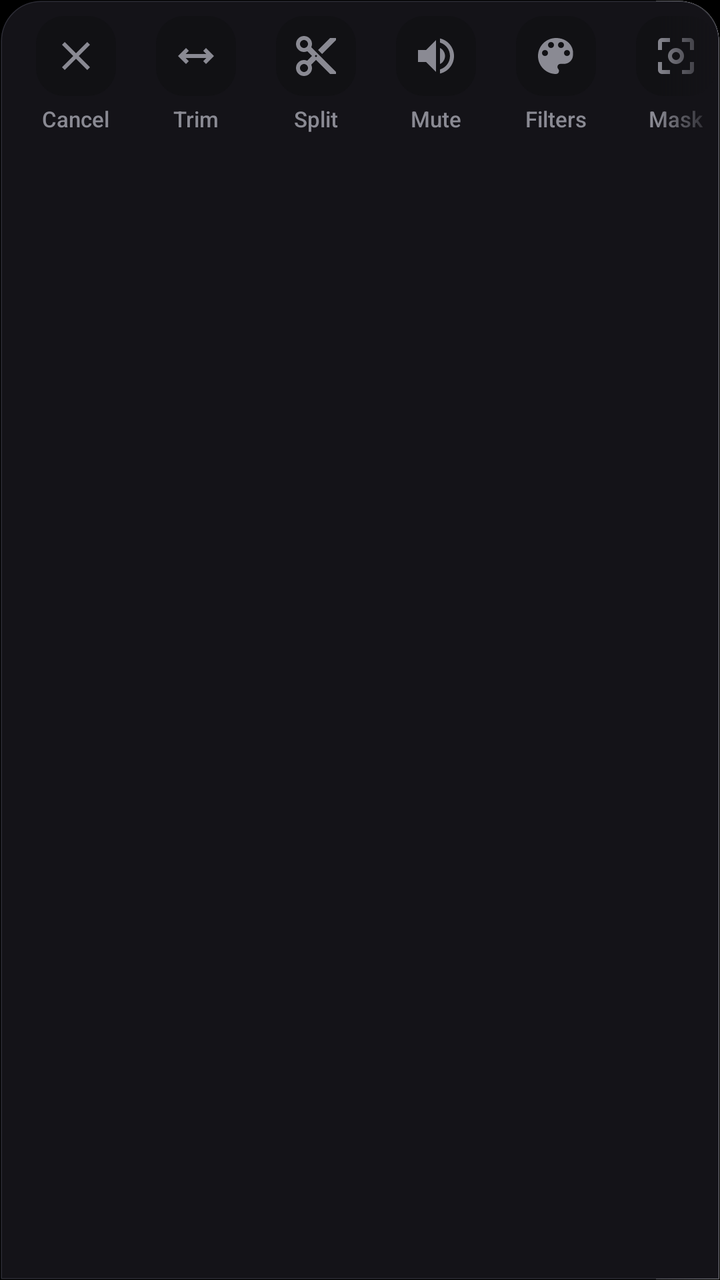
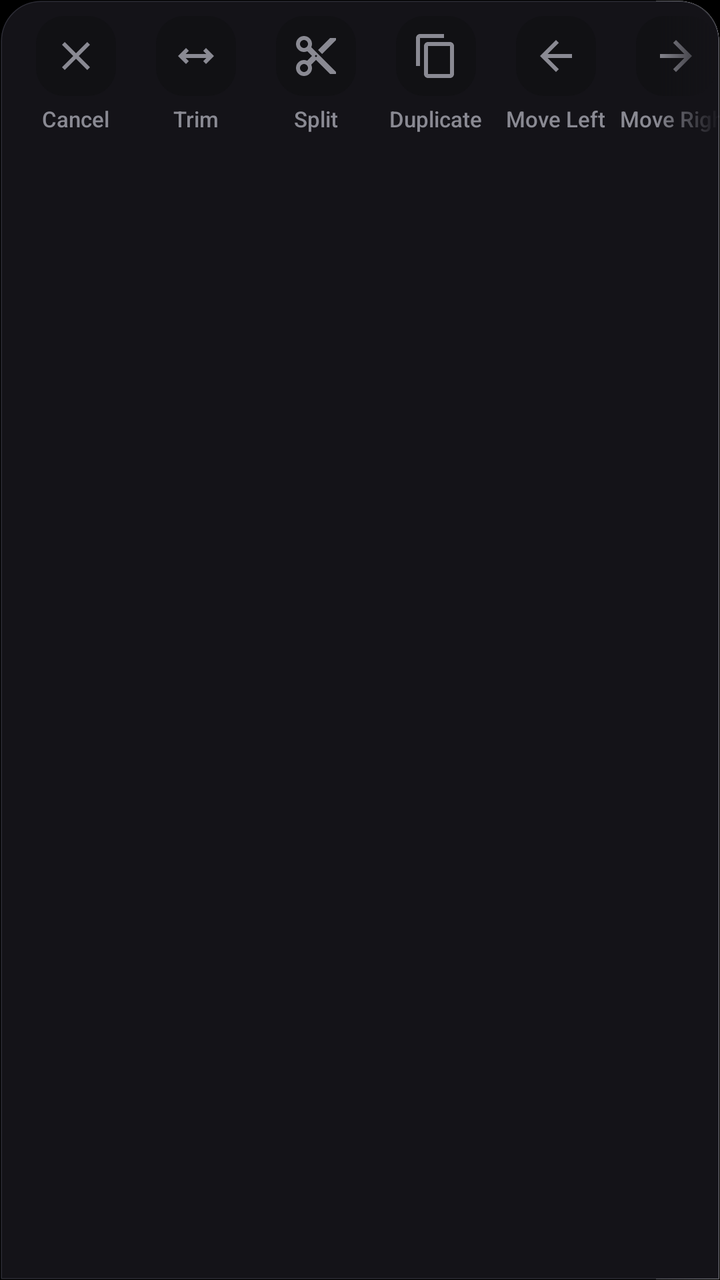

Screens rendered from an Android XML layout before and after an edit, with the pre-edit source and the edit as a unified diff.
<!-- AndroidManifest.xml: application theme AppTheme -->
<!-- res/layout/video_editing_toolbar.xml -->
<?xml version="1.0" encoding="utf-8"?>
<HorizontalScrollView xmlns:android="http://schemas.android.com/apk/res/android"
    xmlns:app="http://schemas.android.com/apk/res-auto"
    android:layout_width="match_parent"
    android:layout_height="wrap_content"
    android:layout_marginTop="6dp"
    android:scrollbars="none"
    android:background="@drawable/bg_bottom_nav_docked"
    android:elevation="12dp"
    android:clipToOutline="true"
    android:requiresFadingEdge="horizontal"
    android:fadingEdgeLength="32dp"
    android:fillViewport="true">

    <LinearLayout
        android:layout_width="wrap_content"
        android:layout_height="wrap_content"
        android:orientation="horizontal"
        android:gravity="center_vertical"
        android:paddingVertical="8dp"
        android:paddingHorizontal="8dp">

        
        <LinearLayout
            android:layout_width="60dp"
            android:layout_height="wrap_content"
            android:orientation="vertical"
            android:gravity="center">
            <ImageButton
                android:id="@+id/btnVideoCancel"
                android:layout_width="40dp"
                android:layout_height="40dp"
                android:background="@drawable/tool_button_inactive"
                android:src="@drawable/ic_close_24"
                android:padding="8dp"
                android:scaleType="fitCenter"
                app:tint="@color/toolTextInactive" />
            <TextView
                android:layout_width="wrap_content"
                android:layout_height="wrap_content"
                android:layout_marginTop="4dp"
                android:text="@string/cancel"
                android:textSize="11sp"
                android:fontFamily="sans-serif-medium"
                android:textColor="@color/toolTextInactive"/>
        </LinearLayout>

        
        <LinearLayout
            android:layout_width="60dp"
            android:layout_height="wrap_content"
            android:orientation="vertical"
            android:gravity="center">
            <ImageButton
                android:id="@+id/btnVideoTrim"
                android:layout_width="40dp"
                android:layout_height="40dp"
                android:background="@drawable/tool_button_inactive"
                android:src="@drawable/ic_trim_24"
                android:padding="8dp"
                android:scaleType="fitCenter"
                app:tint="@color/toolTextInactive" />
            <TextView
                android:layout_width="wrap_content"
                android:layout_height="wrap_content"
                android:layout_marginTop="4dp"
                android:text="@string/trim"
                android:textSize="11sp"
                android:fontFamily="sans-serif-medium"
                android:textColor="@color/toolTextInactive"/>
        </LinearLayout>

        
        <LinearLayout
            android:layout_width="60dp"
            android:layout_height="wrap_content"
            android:orientation="vertical"
            android:gravity="center">
            <ImageButton
                android:id="@+id/btnVideoSplit"
                android:layout_width="40dp"
                android:layout_height="40dp"
                android:background="@drawable/tool_button_inactive"
                android:src="@drawable/ic_cut_24"
                android:padding="8dp"
                android:scaleType="fitCenter"
                app:tint="@color/toolTextInactive" />
            <TextView
                android:layout_width="wrap_content"
                android:layout_height="wrap_content"
                android:layout_marginTop="4dp"
                android:text="@string/split"
                android:textSize="11sp"
                android:fontFamily="sans-serif-medium"
                android:textColor="@color/toolTextInactive"/>
        </LinearLayout>

        
        <LinearLayout
            android:id="@+id/btnVideoMuteContainer"
            android:layout_width="60dp"
            android:layout_height="wrap_content"
            android:orientation="vertical"
            android:gravity="center">
            <ImageButton
                android:id="@+id/btnVideoMute"
                android:layout_width="40dp"
                android:layout_height="40dp"
                android:background="@drawable/tool_button_inactive"
                android:src="@drawable/ic_volume_up_24"
                android:padding="8dp"
                android:scaleType="fitCenter"
                app:tint="@color/toolTextInactive" />
            <TextView
                android:id="@+id/tvVideoMuteLabel"
                android:layout_width="wrap_content"
                android:layout_height="wrap_content"
                android:layout_marginTop="4dp"
                android:text="@string/str_mute"
                android:textSize="11sp"
                android:fontFamily="sans-serif-medium"
                android:textColor="@color/toolTextInactive"/>
        </LinearLayout>

        
        <LinearLayout
            android:id="@+id/btnVideoFilterContainer"
            android:layout_width="60dp"
            android:layout_height="wrap_content"
            android:orientation="vertical"
            android:gravity="center">
            <ImageButton
                android:id="@+id/btnVideoFilter"
                android:layout_width="40dp"
                android:layout_height="40dp"
                android:background="@drawable/tool_button_inactive"
                android:src="@drawable/ic_palette_24"
                android:padding="8dp"
                android:scaleType="fitCenter"
                app:tint="@color/toolTextInactive" />
            <TextView
                android:layout_width="wrap_content"
                android:layout_height="wrap_content"
                android:layout_marginTop="4dp"
                android:text="@string/str_filters"
                android:textSize="11sp"
                android:fontFamily="sans-serif-medium"
                android:textColor="@color/toolTextInactive"/>
        </LinearLayout>

        
        <LinearLayout
            android:id="@+id/btnVideoMaskContainer"
            android:layout_width="60dp"
            android:layout_height="wrap_content"
            android:orientation="vertical"
            android:gravity="center">
            <ImageButton
                android:id="@+id/btnVideoMask"
                android:layout_width="40dp"
                android:layout_height="40dp"
                android:background="@drawable/tool_button_inactive"
                android:src="@drawable/ic_mask_24"
                android:padding="8dp"
                android:scaleType="fitCenter"
                app:tint="@color/toolTextInactive" />
            <TextView
                android:layout_width="wrap_content"
                android:layout_height="wrap_content"
                android:layout_marginTop="4dp"
                android:text="Mask"
                android:textSize="11sp"
                android:fontFamily="sans-serif-medium"
                android:textColor="@color/toolTextInactive"/>
        </LinearLayout>

        
        <LinearLayout
            android:id="@+id/btnVideoAdjustContainer"
            android:layout_width="60dp"
            android:layout_height="wrap_content"
            android:orientation="vertical"
            android:gravity="center">
            <ImageButton
                android:id="@+id/btnVideoAdjust"
                android:layout_width="40dp"
                android:layout_height="40dp"
                android:background="@drawable/tool_button_inactive"
                android:src="@drawable/ic_page_info_24"
                android:padding="8dp"
                android:scaleType="fitCenter"
                app:tint="@color/toolTextInactive" />
            <TextView
                android:layout_width="wrap_content"
                android:layout_height="wrap_content"
                android:layout_marginTop="4dp"
                android:text="@string/str_adjust"
                android:textSize="11sp"
                android:fontFamily="sans-serif-medium"
                android:textColor="@color/toolTextInactive"/>
        </LinearLayout>

        
        <LinearLayout
            android:id="@+id/btnVideoSpeedContainer"
            android:layout_width="60dp"
            android:layout_height="wrap_content"
            android:orientation="vertical"
            android:gravity="center">
            <ImageButton
                android:id="@+id/btnVideoSpeed"
                android:layout_width="40dp"
                android:layout_height="40dp"
                android:background="@drawable/tool_button_inactive"
                android:src="@drawable/ic_speed_24"
                android:padding="8dp"
                android:scaleType="fitCenter"
                app:tint="@color/toolTextInactive" />
            <TextView
                android:layout_width="wrap_content"
                android:layout_height="wrap_content"
                android:layout_marginTop="4dp"
                android:text="@string/str_speed"
                android:textSize="11sp"
                android:fontFamily="sans-serif-medium"
                android:textColor="@color/toolTextInactive"/>
        </LinearLayout>

        
        <LinearLayout
            android:id="@+id/btnVideoExtractAudioContainer"
            android:layout_width="60dp"
            android:layout_height="wrap_content"
            android:orientation="vertical"
            android:gravity="center">
            <ImageButton
                android:id="@+id/btnVideoExtractAudio"
                android:layout_width="40dp"
                android:layout_height="40dp"
                android:background="@drawable/tool_button_inactive"
                android:src="@drawable/ic_audio_extract_24"
                android:padding="8dp"
                android:scaleType="fitCenter"
                app:tint="@color/toolTextInactive" />
            <TextView
                android:layout_width="wrap_content"
                android:layout_height="wrap_content"
                android:layout_marginTop="4dp"
                android:text="@string/str_extract"
                android:textSize="11sp"
                android:fontFamily="sans-serif-medium"
                android:textColor="@color/toolTextInactive"/>
        </LinearLayout>

        
        <LinearLayout
            android:id="@+id/btnVideoFreezeFrameContainer"
            android:layout_width="60dp"
            android:layout_height="wrap_content"
            android:orientation="vertical"
            android:gravity="center">
            <ImageButton
                android:id="@+id/btnVideoFreezeFrame"
                android:layout_width="40dp"
                android:layout_height="40dp"
                android:background="@drawable/tool_button_inactive"
                android:src="@drawable/ic_freeze_24"
                android:padding="8dp"
                android:scaleType="fitCenter"
                app:tint="@color/toolTextInactive" />
            <TextView
                android:layout_width="wrap_content"
                android:layout_height="wrap_content"
                android:layout_marginTop="4dp"
                android:text="@string/str_freeze"
                android:textSize="11sp"
                android:fontFamily="sans-serif-medium"
                android:textColor="@color/toolTextInactive"/>
        </LinearLayout>

        
        <LinearLayout
            android:id="@+id/btnVideoReverseContainer"
            android:layout_width="60dp"
            android:layout_height="wrap_content"
            android:orientation="vertical"
            android:gravity="center">
            <ImageButton
                android:id="@+id/btnVideoReverse"
                android:layout_width="40dp"
                android:layout_height="40dp"
                android:background="@drawable/tool_button_inactive"
                android:src="@drawable/ic_fast_rewind_24"
                android:padding="8dp"
                android:scaleType="fitCenter"
                app:tint="@color/toolTextInactive" />
            <TextView
                android:layout_width="wrap_content"
                android:layout_height="wrap_content"
                android:layout_marginTop="4dp"
                android:text="@string/str_reverse"
                android:textSize="11sp"
                android:fontFamily="sans-serif-medium"
                android:textColor="@color/toolTextInactive"/>
        </LinearLayout>



        
        <LinearLayout
            android:id="@+id/btnVideoMirrorContainer"
            android:layout_width="60dp"
            android:layout_height="wrap_content"
            android:orientation="vertical"
            android:gravity="center">
            <ImageButton
                android:id="@+id/btnVideoMirror"
                android:layout_width="40dp"
                android:layout_height="40dp"
                android:background="@drawable/tool_button_inactive"
                android:src="@drawable/ic_mirror"
                android:padding="8dp"
                android:scaleType="fitCenter"
                app:tint="@color/toolTextInactive" />
            <TextView
                android:id="@+id/tvVideoMirror"
                android:layout_width="wrap_content"
                android:layout_height="wrap_content"
                android:layout_marginTop="4dp"
                android:text="Mirror"
                android:textSize="11sp"
                android:fontFamily="sans-serif-medium"
                android:textColor="@color/toolTextInactive"/>
        </LinearLayout>

        
        <LinearLayout
            android:id="@+id/btnVideoDeleteContainer"
            android:layout_width="60dp"
            android:layout_height="wrap_content"
            android:orientation="vertical"
            android:gravity="center">
            <ImageButton
                android:id="@+id/btnVideoDelete"
                android:layout_width="40dp"
                android:layout_height="40dp"
                android:background="@drawable/tool_button_inactive"
                android:src="@drawable/ic_delete_24"
                android:padding="8dp"
                android:scaleType="fitCenter"
                app:tint="@color/colorPrimary" />
            <TextView
                android:layout_width="wrap_content"
                android:layout_height="wrap_content"
                android:layout_marginTop="4dp"
                android:text="@string/delete"
                android:textSize="11sp"
                android:fontFamily="sans-serif-medium"
                android:textColor="@color/colorPrimary"/>
        </LinearLayout>

    </LinearLayout>
</HorizontalScrollView>
<!-- resources referenced by this layout -->
<resources>
  <color name="colorPrimary">#E85D4A</color>
  <color name="toolTextInactive">#8A8A93</color>
  <!-- drawable bg_bottom_nav_docked (drawable) -->
  <?xml version="1.0" encoding="utf-8"?>
  <shape xmlns:android="http://schemas.android.com/apk/res/android"
      android:shape="rectangle">
      <solid android:color="#141318" />
      <corners
          android:topLeftRadius="20dp"
          android:topRightRadius="20dp" />
      <stroke
          android:width="1dp"
          android:color="#2C2C35" />
  </shape>
  <!-- drawable ic_close_24 (drawable) -->
  <vector xmlns:android="http://schemas.android.com/apk/res/android" android:height="24dp" android:tint="#FFFFFF" android:viewportHeight="24" android:viewportWidth="24" android:width="24dp">
        
      <path android:fillColor="@android:color/white" android:pathData="M19,6.41L17.59,5 12,10.59 6.41,5 5,6.41 10.59,12 5,17.59 6.41,19 12,13.41 17.59,19 19,17.59 13.41,12z"/>
      
  </vector>
  <!-- drawable ic_fast_rewind_24 (drawable) -->
  <vector xmlns:android="http://schemas.android.com/apk/res/android"
      android:width="24dp"
      android:height="24dp"
      android:viewportWidth="24"
      android:viewportHeight="24">
    <path
        android:fillColor="#FF000000"
        android:pathData="M11,18V6l-8.5,6 8.5,6zM11.5,12l8.5,6V6l-8.5,6z"/>
  </vector>
  <!-- drawable tool_button_inactive (drawable) -->
  <?xml version="1.0" encoding="utf-8"?>
  <shape xmlns:android="http://schemas.android.com/apk/res/android"
      android:shape="rectangle">
      <solid android:color="@color/inactiveToolBackground" />
      <corners android:radius="14dp" />
  </shape>
  <string name="cancel">Cancel</string>
  <string name="delete">Delete</string>
  <string name="split">Split</string>
  <string name="str_adjust">Adjust</string>
  <string name="str_extract">Extract</string>
  <string name="str_filters">Filters</string>
  <string name="str_freeze">Freeze</string>
  <string name="str_mute">Mute</string>
  <string name="str_reverse">Reverse</string>
  <string name="str_speed">Speed</string>
  <string name="trim">Trim</string>
  <color name="inactiveToolBackground">#111114</color>
  <color name="colorPrimaryVariant">#C44535</color>
  <color name="colorOnPrimary">#FFFFFF</color>
  <color name="colorSecondary">#F58658</color>
  <color name="colorSecondaryVariant">#D36C40</color>
  <color name="colorOnSecondary">#FFFFFF</color>
  <color name="background">#000000</color>
  <color name="textColor">#F2F2F2</color>
  <color name="navigationBarColor">#000000</color>
  <color name="statusBarColor">#000000</color>
  <!-- unchanged entries left out for length: 12 -->
</resources>

<!-- the commit's change to res/layout/video_editing_toolbar.xml (unified diff, before → after) -->
@@ -72,6 +72,7 @@
 
         
         <LinearLayout
+            android:id="@+id/btnVideoSplitContainer"
             android:layout_width="60dp"
             android:layout_height="wrap_content"
             android:orientation="vertical"
@@ -90,6 +91,86 @@
                 android:layout_height="wrap_content"
                 android:layout_marginTop="4dp"
                 android:text="@string/split"
+                android:textSize="11sp"
+                android:fontFamily="sans-serif-medium"
+                android:textColor="@color/toolTextInactive"/>
+        </LinearLayout>
+
+        
+        <LinearLayout
+            android:id="@+id/btnVideoDuplicateContainer"
+            android:layout_width="60dp"
+            android:layout_height="wrap_content"
+            android:orientation="vertical"
+            android:gravity="center">
+            <ImageButton
+                android:id="@+id/btnVideoDuplicate"
+                android:layout_width="40dp"
+                android:layout_height="40dp"
+                android:background="@drawable/tool_button_inactive"
+                android:src="@drawable/ic_copy_24"
+                android:padding="8dp"
+                android:scaleType="fitCenter"
+                app:tint="@color/toolTextInactive" />
+            <TextView
+                android:layout_width="wrap_content"
+                android:layout_height="wrap_content"
+                android:layout_marginTop="4dp"
+                android:text="@string/str_duplicate"
+                android:textSize="11sp"
+                android:fontFamily="sans-serif-medium"
+                android:textColor="@color/toolTextInactive"/>
+        </LinearLayout>
+
+        
+        <LinearLayout
+            android:id="@+id/btnVideoMoveLeftContainer"
+            android:layout_width="60dp"
+            android:layout_height="wrap_content"
+            android:orientation="vertical"
+            android:gravity="center">
+            <ImageButton
+                android:id="@+id/btnVideoMoveLeft"
+                android:layout_width="40dp"
+                android:layout_height="40dp"
+                android:background="@drawable/tool_button_inactive"
+                android:src="@drawable/ic_arrow_left_24"
+                android:padding="8dp"
+                android:scaleType="fitCenter"
+                app:tint="@color/toolTextInactive" />
+            <TextView
+                android:id="@+id/tvVideoMoveLeft"
+                android:layout_width="wrap_content"
+                android:layout_height="wrap_content"
+                android:layout_marginTop="4dp"
+                android:text="@string/str_move_left"
+                android:textSize="11sp"
+                android:fontFamily="sans-serif-medium"
+                android:textColor="@color/toolTextInactive"/>
+        </LinearLayout>
+
+        
+        <LinearLayout
+            android:id="@+id/btnVideoMoveRightContainer"
+            android:layout_width="60dp"
+            android:layout_height="wrap_content"
+            android:orientation="vertical"
+            android:gravity="center">
+            <ImageButton
+                android:id="@+id/btnVideoMoveRight"
+                android:layout_width="40dp"
+                android:layout_height="40dp"
+                android:background="@drawable/tool_button_inactive"
+                android:src="@drawable/ic_arrow_right_24"
+                android:padding="8dp"
+                android:scaleType="fitCenter"
+                app:tint="@color/toolTextInactive" />
+            <TextView
+                android:id="@+id/tvVideoMoveRight"
+                android:layout_width="wrap_content"
+                android:layout_height="wrap_content"
+                android:layout_marginTop="4dp"
+                android:text="@string/str_move_right"
                 android:textSize="11sp"
                 android:fontFamily="sans-serif-medium"
                 android:textColor="@color/toolTextInactive"/>
<!-- resource entries referenced after the edit -->
@@ -14,11 +14,44 @@
           android:width="1dp"
           android:color="#2C2C35" />
   </shape>
+  <!-- drawable ic_arrow_left_24 (drawable) -->
+  <vector xmlns:android="http://schemas.android.com/apk/res/android"
+      android:width="24dp"
+      android:height="24dp"
+      android:viewportWidth="24"
+      android:viewportHeight="24"
+      android:tint="#FFFFFF">
+      <path
+          android:fillColor="@android:color/white"
+          android:pathData="M20,11H7.83l5.59,-5.59L12,4l-8,8 8,8 1.41,-1.41L7.83,13H20v-2z"/>
+  </vector>
+  <!-- drawable ic_arrow_right_24 (drawable) -->
+  <vector xmlns:android="http://schemas.android.com/apk/res/android"
+      android:width="24dp"
+      android:height="24dp"
+      android:viewportWidth="24"
+      android:viewportHeight="24"
+      android:tint="#FFFFFF">
+      <path
+          android:fillColor="@android:color/white"
+          android:pathData="M12,4l-1.41,1.41L16.17,11H4v2h12.17l-5.58,5.59L12,20l8,-8z"/>
+  </vector>
   <!-- drawable ic_close_24 (drawable) -->
   <vector xmlns:android="http://schemas.android.com/apk/res/android" android:height="24dp" android:tint="#FFFFFF" android:viewportHeight="24" android:viewportWidth="24" android:width="24dp">
         
       <path android:fillColor="@android:color/white" android:pathData="M19,6.41L17.59,5 12,10.59 6.41,5 5,6.41 10.59,12 5,17.59 6.41,19 12,13.41 17.59,19 19,17.59 13.41,12z"/>
       
+  </vector>
+  <!-- drawable ic_copy_24 (drawable) -->
+  <vector xmlns:android="http://schemas.android.com/apk/res/android"
+      android:height="24dp"
+      android:width="24dp"
+      android:viewportHeight="24"
+      android:viewportWidth="24"
+      android:tint="#FFFFFF">
+    <path
+        android:fillColor="@android:color/white"
+        android:pathData="M16,1H4C2.9,1,2,1.9,2,3v14h2V3h12V1z M19,5H8C6.9,5,6,5.9,6,7v14c0,1.1,0.9,2,2,2h11c1.1,0,2-0.9,2-2V7C21,5.9,20.1,5,19,5z M19,21H8V7h11V21z"/>
   </vector>
   <!-- drawable ic_fast_rewind_24 (drawable) -->
   <vector xmlns:android="http://schemas.android.com/apk/res/android"
@@ -41,9 +74,12 @@
   <string name="delete">Delete</string>
   <string name="split">Split</string>
   <string name="str_adjust">Adjust</string>
+  <string name="str_duplicate">Duplicate</string>
   <string name="str_extract">Extract</string>
   <string name="str_filters">Filters</string>
   <string name="str_freeze">Freeze</string>
+  <string name="str_move_left">Move Left</string>
+  <string name="str_move_right">Move Right</string>
   <string name="str_mute">Mute</string>
   <string name="str_reverse">Reverse</string>
   <string name="str_speed">Speed</string>
